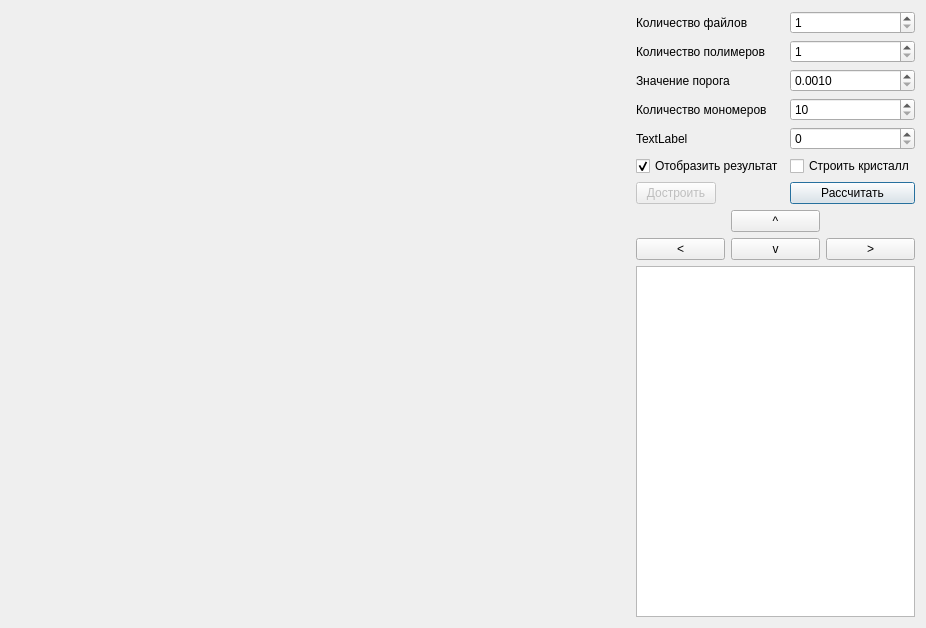
This is uis/main_window.ui in Ivanestver/Polymers_Gui as Qt 5 draws it before an edit. The edited form follows.
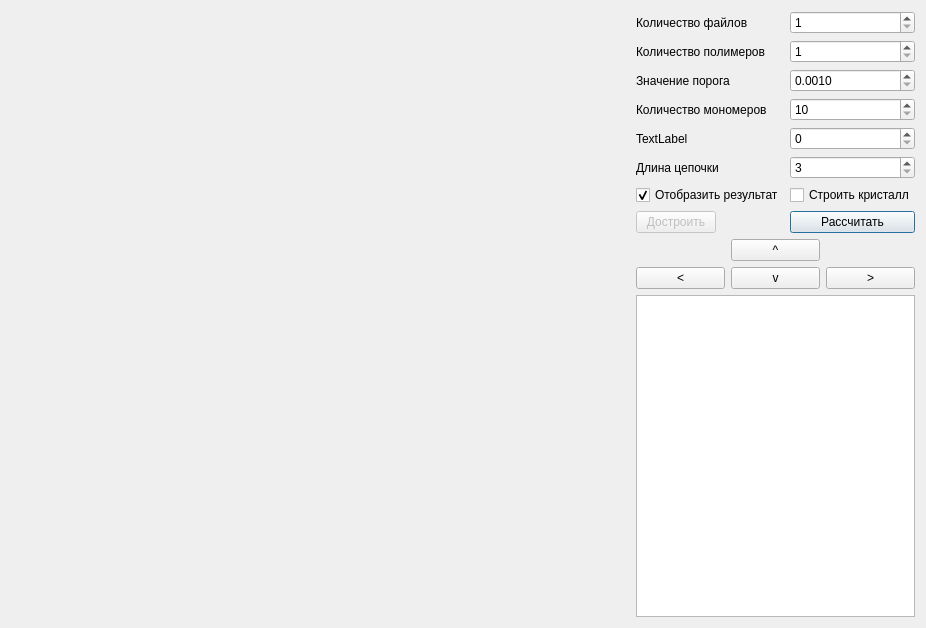
This is the edited form.

The edit to the form file:
```diff
--- a/uis/main_window.ui
+++ b/uis/main_window.ui
@@ -94,14 +94,14 @@
      <item row="4" column="1">
       <widget class="QSpinBox" name="radiusSphereSpinBox"/>
      </item>
-     <item row="6" column="1">
+     <item row="7" column="1">
       <widget class="QPushButton" name="calculateBtn">
        <property name="text">
         <string>Рассчитать</string>
        </property>
       </widget>
      </item>
-     <item row="7" column="0" colspan="2">
+     <item row="8" column="0" colspan="2">
       <layout class="QGridLayout" name="gridLayout">
        <item row="0" column="1">
         <widget class="QPushButton" name="btnUp">
@@ -133,14 +133,14 @@
        </item>
       </layout>
      </item>
-     <item row="8" column="0" colspan="2">
+     <item row="9" column="0" colspan="2">
       <widget class="QListWidget" name="polymersListWidget">
        <property name="contextMenuPolicy">
         <enum>Qt::ActionsContextMenu</enum>
        </property>
       </widget>
      </item>
-     <item row="6" column="0">
+     <item row="7" column="0">
       <widget class="QPushButton" name="buildMoreBtn">
        <property name="enabled">
         <bool>false</bool>
@@ -150,7 +150,7 @@
        </property>
       </widget>
      </item>
-     <item row="5" column="0">
+     <item row="6" column="0">
       <widget class="QCheckBox" name="toShowResultCheckBox">
        <property name="text">
         <string>Отобразить результат</string>
@@ -163,13 +163,27 @@
        </property>
       </widget>
      </item>
-     <item row="5" column="1">
+     <item row="6" column="1">
       <widget class="QCheckBox" name="buildCristallCheckBox">
        <property name="text">
         <string>Строить кристалл</string>
        </property>
       </widget>
      </item>
+     <item row="5" column="0">
+      <widget class="QLabel" name="label_5">
+       <property name="text">
+        <string>Длина цепочки</string>
+       </property>
+      </widget>
+     </item>
+     <item row="5" column="1">
+      <widget class="QSpinBox" name="chainLengthSpinBox">
+       <property name="minimum">
+        <number>3</number>
+       </property>
+      </widget>
+     </item>
     </layout>
    </item>
   </layout>
```
